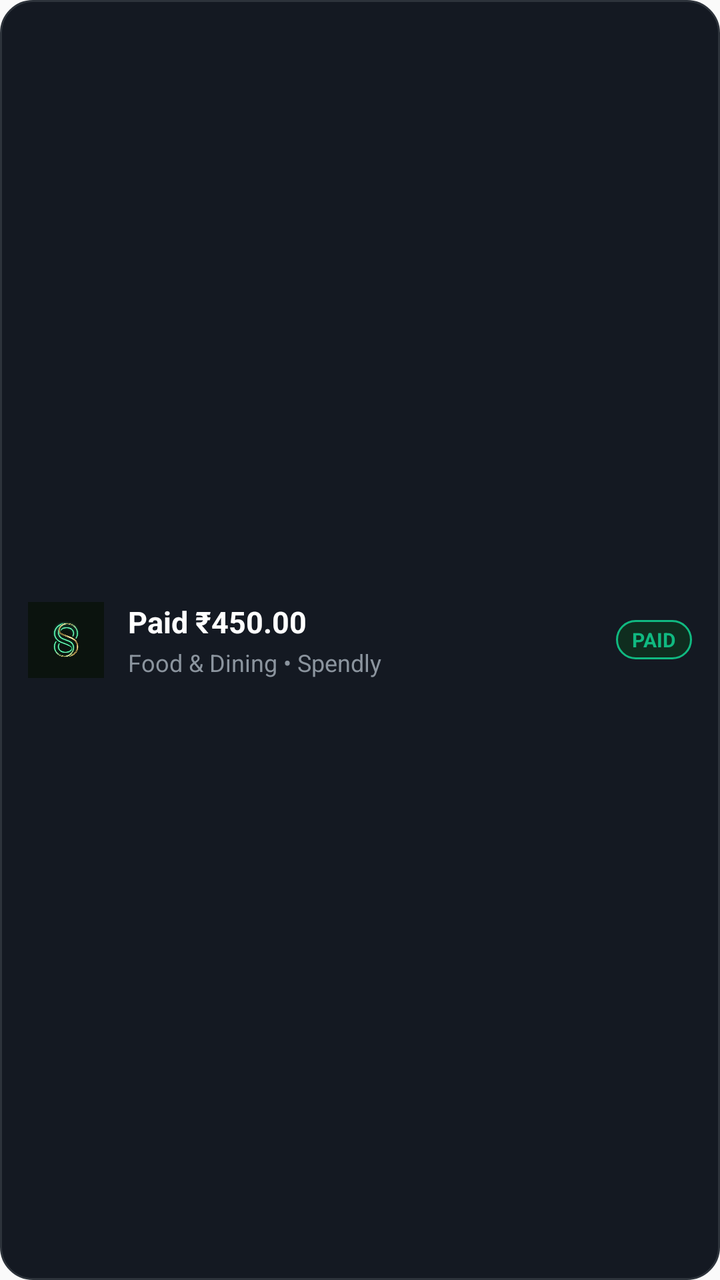
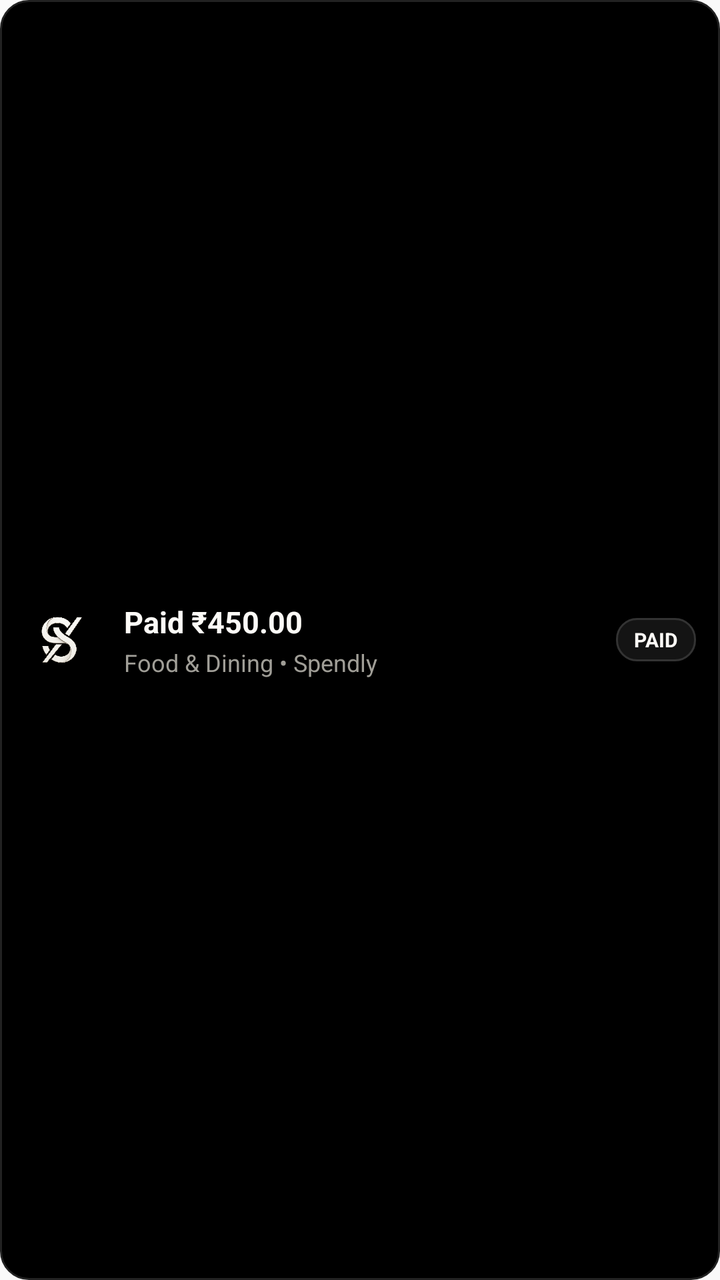

Two renders of the same Android screen: before a commit and after it. Below are the layout's source before the change and the commit's diff.
<!-- AndroidManifest.xml: application theme Theme.Spendly -->
<!-- res/layout/notification_spendly_collapsed.xml -->
<?xml version="1.0" encoding="utf-8"?>
<LinearLayout xmlns:android="http://schemas.android.com/apk/res/android"
    android:layout_width="match_parent"
    android:layout_height="wrap_content"
    android:orientation="horizontal"
    android:gravity="center_vertical"
    android:paddingStart="14dp"
    android:paddingEnd="14dp"
    android:paddingTop="10dp"
    android:paddingBottom="10dp"
    android:background="@drawable/bg_notification_card">

    
    <ImageView
        android:id="@+id/notif_icon"
        android:layout_width="38dp"
        android:layout_height="38dp"
        android:layout_marginEnd="12dp"
        android:scaleType="centerCrop"
        android:src="@drawable/ic_app_icon" />

    
    <LinearLayout
        android:layout_width="0dp"
        android:layout_height="wrap_content"
        android:layout_weight="1"
        android:orientation="vertical">

        
        <TextView
            android:id="@+id/notif_title"
            android:layout_width="wrap_content"
            android:layout_height="wrap_content"
            android:text="Paid ₹450.00"
            android:textColor="#FFFFFF"
            android:textSize="15sp"
            android:textStyle="bold"
            android:maxLines="1"
            android:ellipsize="end" />

        
        <TextView
            android:id="@+id/notif_subtitle"
            android:layout_width="wrap_content"
            android:layout_height="wrap_content"
            android:layout_marginTop="2dp"
            android:text="Food &amp; Dining • Spendly"
            android:textColor="#8B949E"
            android:textSize="12sp"
            android:maxLines="1"
            android:ellipsize="end" />
    </LinearLayout>

    
    <TextView
        android:id="@+id/notif_badge"
        android:layout_width="wrap_content"
        android:layout_height="wrap_content"
        android:layout_marginStart="8dp"
        android:background="@drawable/bg_notification_pill"
        android:paddingStart="8dp"
        android:paddingEnd="8dp"
        android:paddingTop="3dp"
        android:paddingBottom="3dp"
        android:text="PAID"
        android:textColor="#10B981"
        android:textSize="10sp"
        android:textStyle="bold" />
</LinearLayout>
<!-- resources referenced by this layout -->
<resources>
  <!-- drawable bg_notification_card (drawable) -->
  <?xml version="1.0" encoding="utf-8"?>
  <shape xmlns:android="http://schemas.android.com/apk/res/android"
      android:shape="rectangle">
      <solid android:color="#141922" />
      <corners android:radius="16dp" />
      <stroke android:width="1dp" android:color="#2D333B" />
  </shape>
  <!-- drawable bg_notification_pill (drawable) -->
  <?xml version="1.0" encoding="utf-8"?>
  <shape xmlns:android="http://schemas.android.com/apk/res/android"
      android:shape="rectangle">
      <solid android:color="#0F2D1F" />
      <corners android:radius="12dp" />
      <stroke android:width="1dp" android:color="#10B981" />
  </shape>
  <!-- drawable ic_app_icon: png bitmap (drawable, 80679 bytes) -->
  <style name="Theme.Spendly" parent="android:Theme.Material.Light.NoActionBar" />
</resources>

<!-- the commit's change to res/layout/notification_spendly_collapsed.xml (unified diff, before → after) -->
@@ -4,8 +4,8 @@
     android:layout_height="wrap_content"
     android:orientation="horizontal"
     android:gravity="center_vertical"
-    android:paddingStart="14dp"
-    android:paddingEnd="14dp"
+    android:paddingStart="12dp"
+    android:paddingEnd="12dp"
     android:paddingTop="10dp"
     android:paddingBottom="10dp"
     android:background="@drawable/bg_notification_card">
@@ -32,7 +32,7 @@
             android:layout_width="wrap_content"
             android:layout_height="wrap_content"
             android:text="Paid ₹450.00"
-            android:textColor="#FFFFFF"
+            android:textColor="#FDFBF7"
             android:textSize="15sp"
             android:textStyle="bold"
             android:maxLines="1"
@@ -45,7 +45,7 @@
             android:layout_height="wrap_content"
             android:layout_marginTop="2dp"
             android:text="Food &amp; Dining • Spendly"
-            android:textColor="#8B949E"
+            android:textColor="#A09E97"
             android:textSize="12sp"
             android:maxLines="1"
             android:ellipsize="end" />
@@ -58,12 +58,12 @@
         android:layout_height="wrap_content"
         android:layout_marginStart="8dp"
         android:background="@drawable/bg_notification_pill"
-        android:paddingStart="8dp"
-        android:paddingEnd="8dp"
-        android:paddingTop="3dp"
-        android:paddingBottom="3dp"
+        android:paddingStart="9dp"
+        android:paddingEnd="9dp"
+        android:paddingTop="4dp"
+        android:paddingBottom="4dp"
         android:text="PAID"
-        android:textColor="#10B981"
+        android:textColor="#FDFBF7"
         android:textSize="10sp"
         android:textStyle="bold" />
 </LinearLayout>
<!-- resource entries referenced after the edit -->
@@ -4,19 +4,19 @@
   <?xml version="1.0" encoding="utf-8"?>
   <shape xmlns:android="http://schemas.android.com/apk/res/android"
       android:shape="rectangle">
-      <solid android:color="#141922" />
-      <corners android:radius="16dp" />
-      <stroke android:width="1dp" android:color="#2D333B" />
+      <solid android:color="#000000" />
+      <corners android:radius="14dp" />
+      <stroke android:width="1dp" android:color="#222222" />
   </shape>
   <!-- drawable bg_notification_pill (drawable) -->
   <?xml version="1.0" encoding="utf-8"?>
   <shape xmlns:android="http://schemas.android.com/apk/res/android"
       android:shape="rectangle">
-      <solid android:color="#0F2D1F" />
-      <corners android:radius="12dp" />
-      <stroke android:width="1dp" android:color="#10B981" />
+      <solid android:color="#141414" />
+      <corners android:radius="10dp" />
+      <stroke android:width="1dp" android:color="#333333" />
   </shape>
-  <!-- drawable ic_app_icon: png bitmap (drawable, 80679 bytes) -->
+  <!-- drawable ic_app_icon: png bitmap (drawable, 97364 bytes) -->
   <style name="Theme.Spendly" parent="android:Theme.Material.Light.NoActionBar" />
 </resources>
 
